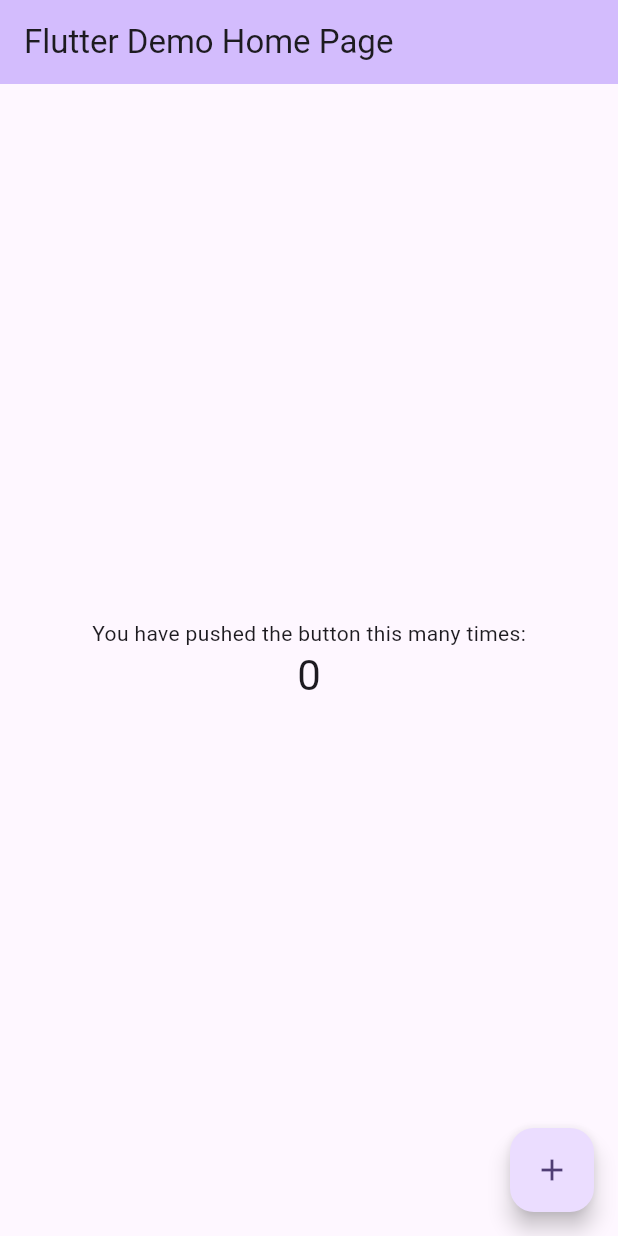
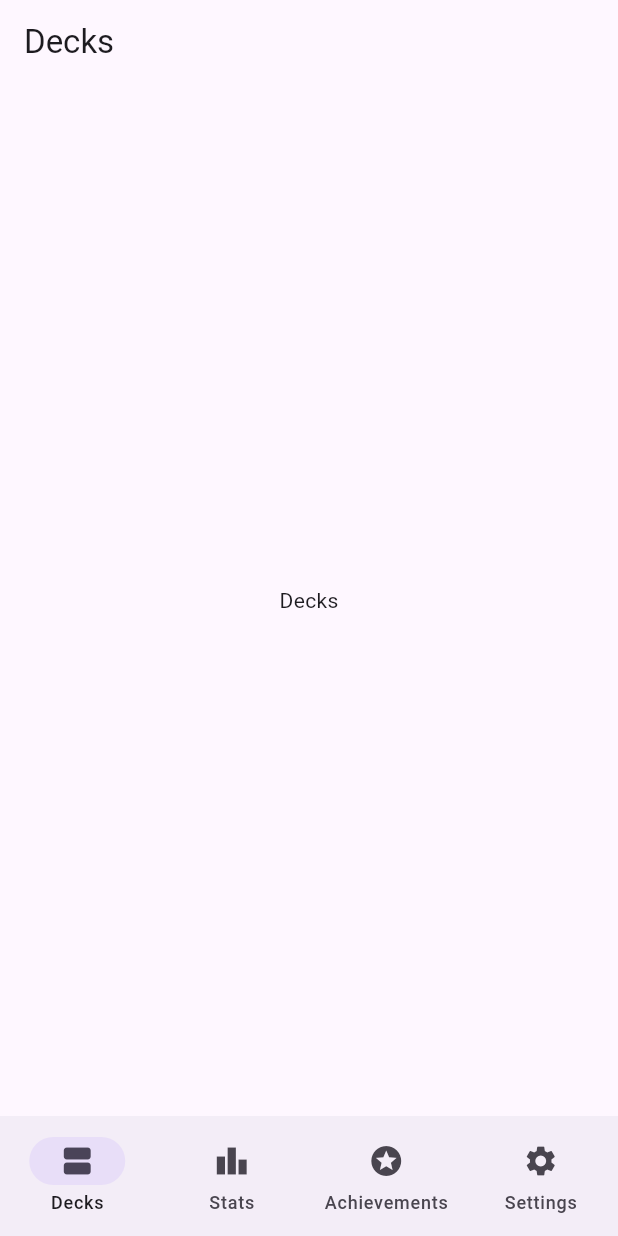
Before and after one commit to benjo-m/memowise, a Flutter app: the screen it shows after launch, on a phone screen of 412 x 824 dp. Run offline on Flutter 3.47's test engine with Material 3 defaults, Android fonts, the phone set to English and light mode, and no system bars.

```diff
--- a/mobile/lib/main.dart
+++ b/mobile/lib/main.dart
@@ -1,4 +1,5 @@
 import 'package:flutter/material.dart';
+import 'package:mobile/views/main_view.dart';
 
 void main() {
   runApp(const MyApp());
@@ -7,119 +8,14 @@ void main() {
 class MyApp extends StatelessWidget {
   const MyApp({super.key});
 
-  // This widget is the root of your application.
   @override
   Widget build(BuildContext context) {
     return MaterialApp(
       title: 'Flutter Demo',
       theme: ThemeData(
-        // This is the theme of your application.
-        //
-        // TRY THIS: Try running your application with "flutter run". You'll see
-        // the application has a purple toolbar. Then, without quitting the app,
-        // try changing the seedColor in the colorScheme below to Colors.green
-        // and then invoke "hot reload" (save your changes or press the "hot
-        // reload" button in a Flutter-supported IDE, or press "r" if you used
-        // the command line to start the app).
-        //
-        // Notice that the counter didn't reset back to zero; the application
-        // state is not lost during the reload. To reset the state, use hot
-        // restart instead.
-        //
-        // This works for code too, not just values: Most code changes can be
-        // tested with just a hot reload.
-        colorScheme: ColorScheme.fromSeed(seedColor: Colors.deepPurple),
         useMaterial3: true,
       ),
-      home: const MyHomePage(title: 'Flutter Demo Home Page'),
+      home: const MainView(),
     );
   }
 }
-
-class MyHomePage extends StatefulWidget {
-  const MyHomePage({super.key, required this.title});
-
-  // This widget is the home page of your application. It is stateful, meaning
-  // that it has a State object (defined below) that contains fields that affect
-  // how it looks.
-
-  // This class is the configuration for the state. It holds the values (in this
-  // case the title) provided by the parent (in this case the App widget) and
-  // used by the build method of the State. Fields in a Widget subclass are
-  // always marked "final".
-
-  final String title;
-
-  @override
-  State<MyHomePage> createState() => _MyHomePageState();
-}
-
-class _MyHomePageState extends State<MyHomePage> {
-  int _counter = 0;
-
-  void _incrementCounter() {
-    setState(() {
-      // This call to setState tells the Flutter framework that something has
-      // changed in this State, which causes it to rerun the build method below
-      // so that the display can reflect the updated values. If we changed
-      // _counter without calling setState(), then the build method would not be
-      // called again, and so nothing would appear to happen.
-      _counter++;
-    });
-  }
-
-  @override
-  Widget build(BuildContext context) {
-    // This method is rerun every time setState is called, for instance as done
-    // by the _incrementCounter method above.
-    //
-    // The Flutter framework has been optimized to make rerunning build methods
-    // fast, so that you can just rebuild anything that needs updating rather
-    // than having to individually change instances of widgets.
-    return Scaffold(
-      appBar: AppBar(
-        // TRY THIS: Try changing the color here to a specific color (to
-        // Colors.amber, perhaps?) and trigger a hot reload to see the AppBar
-        // change color while the other colors stay the same.
-        backgroundColor: Theme.of(context).colorScheme.inversePrimary,
-        // Here we take the value from the MyHomePage object that was created by
-        // the App.build method, and use it to set our appbar title.
-        title: Text(widget.title),
-      ),
-      body: Center(
-        // Center is a layout widget. It takes a single child and positions it
-        // in the middle of the parent.
-        child: Column(
-          // Column is also a layout widget. It takes a list of children and
-          // arranges them vertically. By default, it sizes itself to fit its
-          // children horizontally, and tries to be as tall as its parent.
-          //
-          // Column has various properties to control how it sizes itself and
-          // how it positions its children. Here we use mainAxisAlignment to
-          // center the children vertically; the main axis here is the vertical
-          // axis because Columns are vertical (the cross axis would be
-          // horizontal).
-          //
-          // TRY THIS: Invoke "debug painting" (choose the "Toggle Debug Paint"
-          // action in the IDE, or press "p" in the console), to see the
-          // wireframe for each widget.
-          mainAxisAlignment: MainAxisAlignment.center,
-          children: <Widget>[
-            const Text(
-              'You have pushed the button this many times:',
-            ),
-            Text(
-              '$_counter',
-              style: Theme.of(context).textTheme.headlineMedium,
-            ),
-          ],
-        ),
-      ),
-      floatingActionButton: FloatingActionButton(
-        onPressed: _incrementCounter,
-        tooltip: 'Increment',
-        child: const Icon(Icons.add),
-      ), // This trailing comma makes auto-formatting nicer for build methods.
-    );
-  }
-}
--- /dev/null
+++ b/mobile/lib/views/achievements_view.dart
@@ -0,0 +1,22 @@
+import 'package:flutter/material.dart';
+
+class AchievementsView extends StatefulWidget {
+  const AchievementsView({super.key});
+
+  @override
+  State<AchievementsView> createState() => _AchievementsViewState();
+}
+
+class _AchievementsViewState extends State<AchievementsView> {
+  @override
+  Widget build(BuildContext context) {
+    return Scaffold(
+      appBar: AppBar(
+        title: const Text("Achievements"),
+      ),
+      body: const Center(
+        child: Text("Achievements"),
+      ),
+    );
+  }
+}
--- /dev/null
+++ b/mobile/lib/views/decks_view.dart
@@ -0,0 +1,22 @@
+import 'package:flutter/material.dart';
+
+class DecksView extends StatefulWidget {
+  const DecksView({super.key});
+
+  @override
+  State<DecksView> createState() => _DecksViewState();
+}
+
+class _DecksViewState extends State<DecksView> {
+  @override
+  Widget build(BuildContext context) {
+    return Scaffold(
+      appBar: AppBar(
+        title: const Text("Decks"),
+      ),
+      body: const Center(
+        child: Text("Decks"),
+      ),
+    );
+  }
+}
--- /dev/null
+++ b/mobile/lib/views/main_view.dart
@@ -0,0 +1,55 @@
+import 'package:flutter/material.dart';
+import 'package:mobile/views/achievements_view.dart';
+import 'package:mobile/views/decks_view.dart';
+import 'package:mobile/views/settings_view.dart';
+import 'package:mobile/views/stats_view.dart';
+
+class MainView extends StatefulWidget {
+  const MainView({super.key});
+
+  @override
+  State<MainView> createState() => _MainViewState();
+}
+
+class _MainViewState extends State<MainView> {
+  int currentPageIndex = 0;
+  final List<Widget> _screens = [
+    const DecksView(),
+    const StatsView(),
+    const AchievementsView(),
+    const SettingsView(),
+  ];
+
+  @override
+  Widget build(BuildContext context) {
+    return Scaffold(
+      bottomNavigationBar: NavigationBar(
+        onDestinationSelected: (int index) {
+          setState(() {
+            currentPageIndex = index;
+          });
+        },
+        selectedIndex: currentPageIndex,
+        destinations: const <Widget>[
+          NavigationDestination(
+            icon: Icon(Icons.view_agenda),
+            label: 'Decks',
+          ),
+          NavigationDestination(
+            icon: Icon(Icons.leaderboard),
+            label: 'Stats',
+          ),
+          NavigationDestination(
+            icon: Icon(Icons.stars),
+            label: 'Achievements',
+          ),
+          NavigationDestination(
+            icon: Icon(Icons.settings),
+            label: 'Settings',
+          ),
+        ],
+      ),
+      body: _screens[currentPageIndex],
+    );
+  }
+}
```
Also changed, not shown: mobile/lib/views/login_view.dart (added, +78 -0 lines), mobile/lib/views/register_view.dart (added, +76 -0 lines), mobile/lib/views/settings_view.dart (added, +22 -0 lines), mobile/lib/views/stats_view.dart (added, +22 -0 lines).
